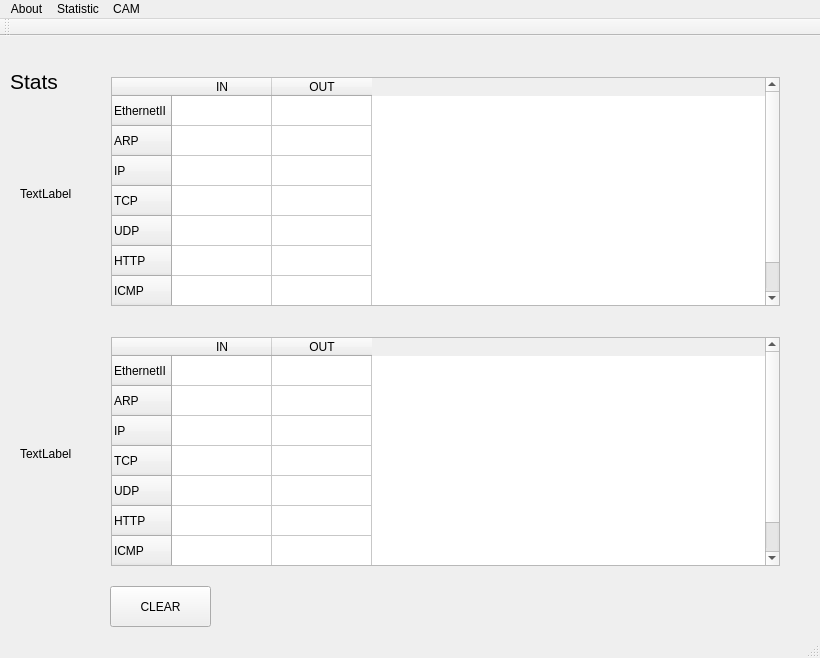
This is sw_switch.ui in x-heg-las/PSIP_SW_switch as Qt 5 draws it before an edit. The edited form follows.
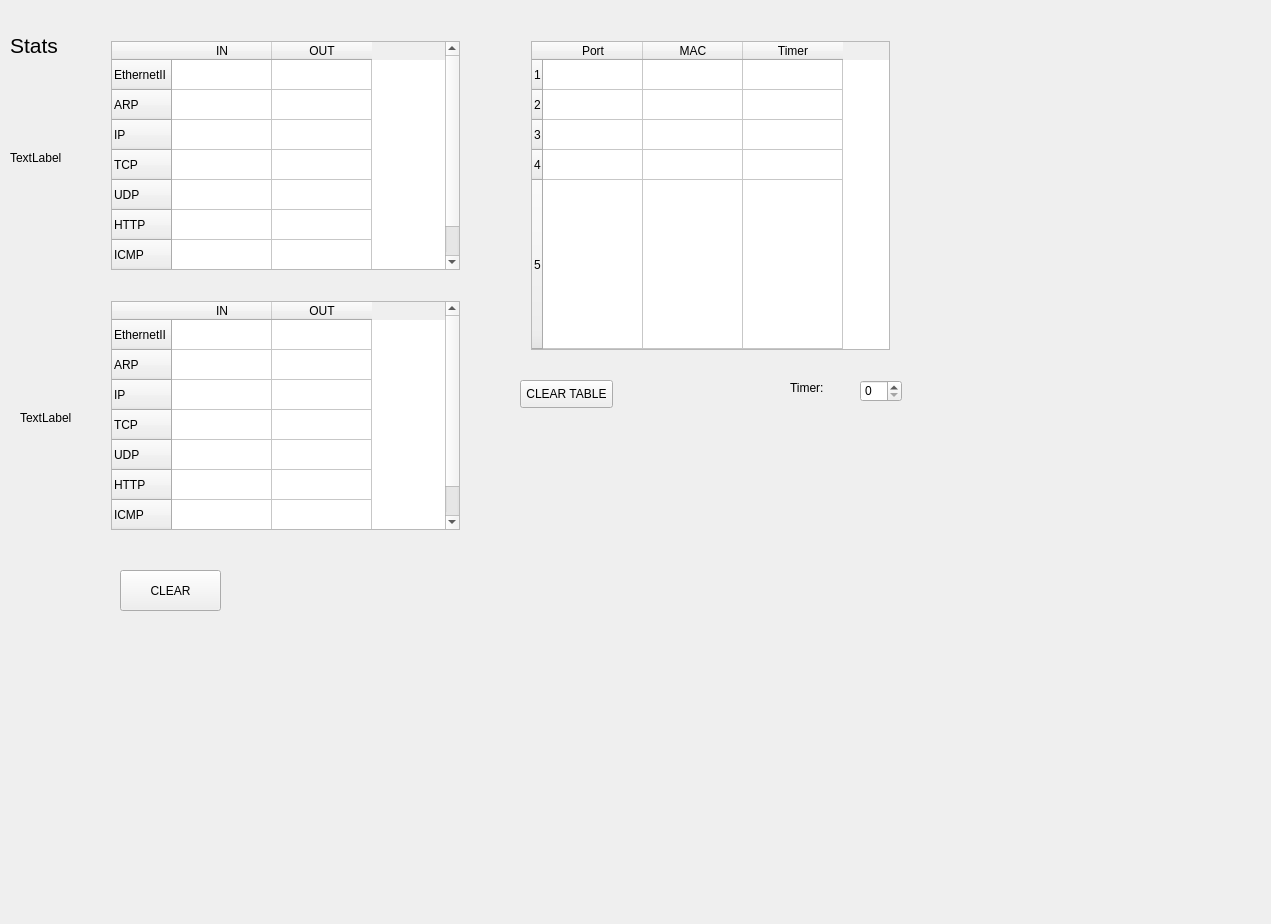
This is the edited form.

Diff of the .ui file:
```diff
--- a/sw_switch.ui
+++ b/sw_switch.ui
@@ -6,14 +6,17 @@
    <rect>
     <x>0</x>
     <y>0</y>
-    <width>820</width>
-    <height>658</height>
+    <width>1271</width>
+    <height>924</height>
    </rect>
   </property>
   <property name="windowTitle">
    <string>SW_switch</string>
   </property>
   <widget class="QWidget" name="centralWidget">
+   <property name="autoFillBackground">
+    <bool>true</bool>
+   </property>
    <widget class="QLabel" name="label">
     <property name="geometry">
      <rect>
@@ -37,7 +40,7 @@
      <rect>
       <x>100</x>
       <y>30</y>
-      <width>691</width>
+      <width>371</width>
       <height>251</height>
      </rect>
     </property>
@@ -98,7 +101,7 @@
      <rect>
       <x>100</x>
       <y>290</y>
-      <width>691</width>
+      <width>371</width>
       <height>251</height>
      </rect>
     </property>
@@ -170,7 +173,7 @@
    <widget class="QLabel" name="port_2_label">
     <property name="geometry">
      <rect>
-      <x>20</x>
+      <x>10</x>
       <y>150</y>
       <width>55</width>
       <height>16</height>
@@ -179,12 +182,15 @@
     <property name="text">
      <string>TextLabel</string>
     </property>
+    <property name="wordWrap">
+     <bool>false</bool>
+    </property>
    </widget>
    <widget class="QPushButton" name="clearStats">
     <property name="geometry">
      <rect>
-      <x>110</x>
-      <y>550</y>
+      <x>120</x>
+      <y>570</y>
       <width>101</width>
       <height>41</height>
      </rect>
@@ -193,46 +199,103 @@
      <string>CLEAR</string>
     </property>
    </widget>
-  </widget>
-  <widget class="QMenuBar" name="menuBar">
-   <property name="geometry">
-    <rect>
-     <x>0</x>
-     <y>0</y>
-     <width>820</width>
-     <height>26</height>
-    </rect>
-   </property>
-   <widget class="QMenu" name="menuAbout">
-    <property name="title">
-     <string>About</string>
+   <widget class="QWidget" name="verticalLayoutWidget_3">
+    <property name="geometry">
+     <rect>
+      <x>520</x>
+      <y>30</y>
+      <width>381</width>
+      <height>331</height>
+     </rect>
     </property>
+    <layout class="QVBoxLayout" name="verticalLayout_3">
+     <item>
+      <widget class="QTableWidget" name="camTable">
+       <property name="alternatingRowColors">
+        <bool>false</bool>
+       </property>
+       <property name="showGrid">
+        <bool>true</bool>
+       </property>
+       <property name="wordWrap">
+        <bool>true</bool>
+       </property>
+       <property name="cornerButtonEnabled">
+        <bool>true</bool>
+       </property>
+       <property name="rowCount">
+        <number>5</number>
+       </property>
+       <attribute name="horizontalHeaderCascadingSectionResizes">
+        <bool>false</bool>
+       </attribute>
+       <attribute name="verticalHeaderHighlightSections">
+        <bool>true</bool>
+       </attribute>
+       <attribute name="verticalHeaderStretchLastSection">
+        <bool>true</bool>
+       </attribute>
+       <row/>
+       <row/>
+       <row/>
+       <row/>
+       <row/>
+       <column>
+        <property name="text">
+         <string>Port</string>
+        </property>
+       </column>
+       <column>
+        <property name="text">
+         <string>MAC</string>
+        </property>
+       </column>
+       <column>
+        <property name="text">
+         <string>Timer</string>
+        </property>
+       </column>
+      </widget>
+     </item>
+    </layout>
    </widget>
-   <widget class="QMenu" name="menuStatistic">
-    <property name="title">
-     <string>Statistic</string>
+   <widget class="QPushButton" name="clearCamTable">
+    <property name="geometry">
+     <rect>
+      <x>520</x>
+      <y>380</y>
+      <width>93</width>
+      <height>28</height>
+     </rect>
     </property>
-    <addaction name="actionCAM"/>
-    <addaction name="actionSTATISTICS"/>
+    <property name="text">
+     <string>CLEAR TABLE</string>
+    </property>
    </widget>
-   <widget class="QMenu" name="menuCAm">
-    <property name="title">
-     <string>CAM</string>
+   <widget class="QSpinBox" name="timer">
+    <property name="geometry">
+     <rect>
+      <x>860</x>
+      <y>380</y>
+      <width>42</width>
+      <height>22</height>
+     </rect>
     </property>
    </widget>
-   <addaction name="menuAbout"/>
-   <addaction name="menuStatistic"/>
-   <addaction name="menuCAm"/>
+   <widget class="QLabel" name="label_2">
+    <property name="geometry">
+     <rect>
+      <x>790</x>
+      <y>380</y>
+      <width>55</width>
+      <height>16</height>
+     </rect>
+    </property>
+    <property name="text">
+     <string>Timer:</string>
+    </property>
+   </widget>
   </widget>
-  <widget class="QToolBar" name="mainToolBar">
-   <attribute name="toolBarArea">
-    <enum>TopToolBarArea</enum>
-   </attribute>
-   <attribute name="toolBarBreak">
-    <bool>false</bool>
-   </attribute>
-  </widget>
-  <widget class="QStatusBar" name="statusBar"/>
   <action name="actionCAM_TABLE">
    <property name="text">
     <string>CAM TABLE</string>
```
Left out of the diff: 6 changed lines with no effect on the pictures.
